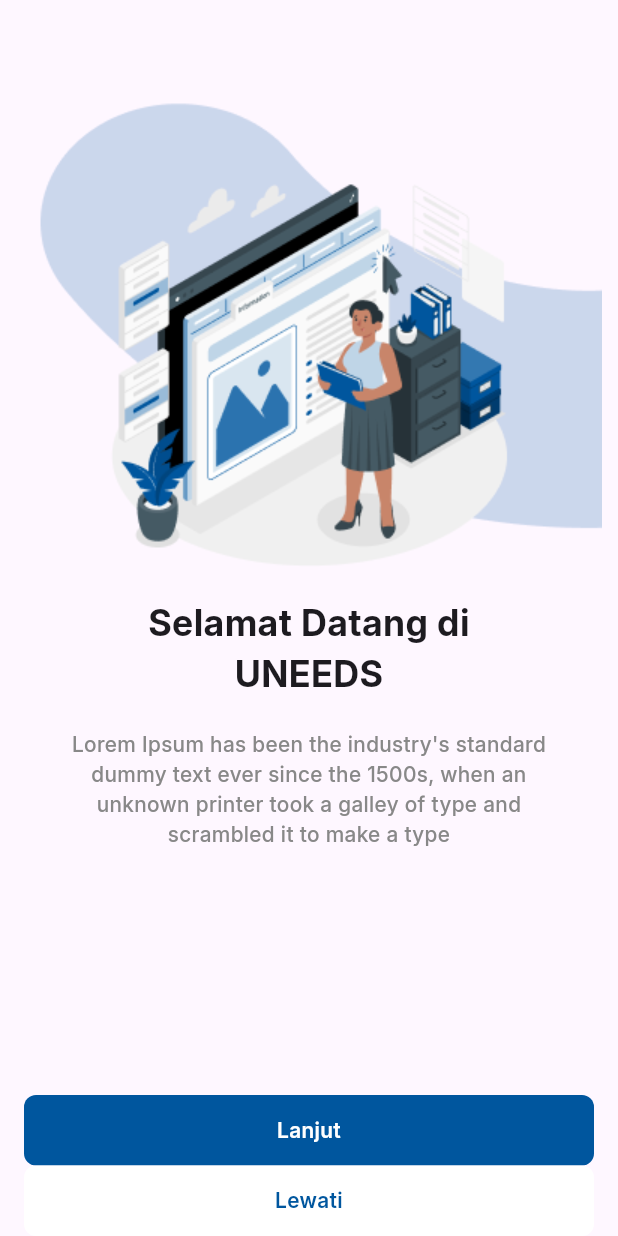
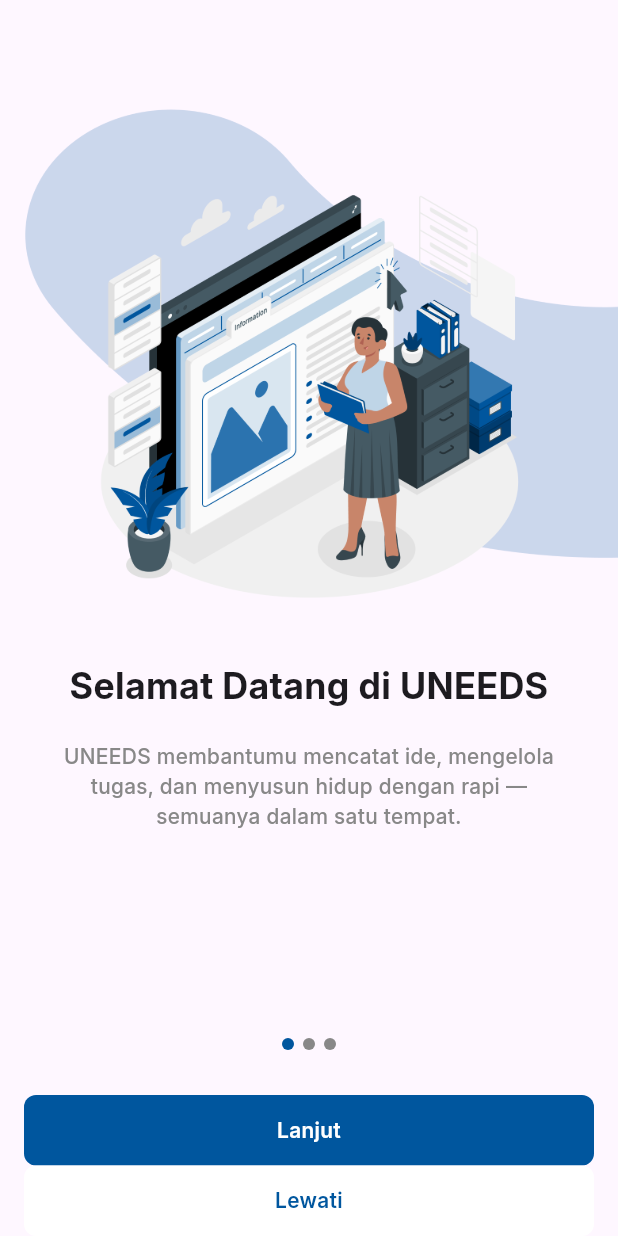
Before and after one commit to aryaprtm11/uneeds, a Flutter app: the screen it shows after launch, on a phone screen of 412 x 824 dp. Run offline on Flutter 3.47's test engine with Material 3 defaults, Android fonts, the phone set to English and light mode, and no system bars.

Commit message:
add indikator

```diff
--- a/uneeds/lib/views/onboarding.dart
+++ b/uneeds/lib/views/onboarding.dart
@@ -1,5 +1,26 @@
 import 'package:flutter/material.dart';
 import 'package:uneeds/utils/color.dart';
+
+List onboardingData = [
+  {
+    "image": "assets/gambar/welcome-1.png",
+    "title": "Selamat Datang di UNEEDS",
+    "deskripsi":
+        "UNEEDS membantumu mencatat ide, mengelola tugas, dan menyusun hidup dengan rapi — semuanya dalam satu tempat.",
+  },
+  {
+    "image": "assets/gambar/welcome-2.png",
+    "title": "Fleksibel. Personal. Terstruktur.",
+    "deskripsi":
+        "Buat halaman sesuai kebutuhanmu: catatan, to-do list, proyek kerja, hingga jurnal harian. Semua bisa disesuaikan.",
+  },
+  {
+    "image": "assets/gambar/welcome-3.png",
+    "title": "Kolaborasi Tanpa Batas",
+    "deskripsi":
+        "Undang tim atau teman, berbagi ide, dan bekerjalah bersama secara real-time. UNEEDS bikin kerja jadi lebih menyatu.",
+  },
+];
 
 class OnboardingView extends StatefulWidget {
   const OnboardingView({super.key});
@@ -16,10 +37,14 @@ class _OnboardingViewState extends State<OnboardingView> {
         children: [
           Expanded(
             child: PageView.builder(
+              itemCount: onboardingData.length,
               itemBuilder: (_, i) {
                 return Column(
                   children: [
-                    Image.asset("assets/gambar/welcome-${i + 1}.png"),
+                    Padding(
+                      padding: const EdgeInsets.only(bottom: 20.0),
+                      child: Image.asset(onboardingData[i]["image"]),
+                    ),
 
                     Padding(
                       padding: const EdgeInsets.fromLTRB(16, 8, 16, 0),
@@ -28,7 +53,7 @@ class _OnboardingViewState extends State<OnboardingView> {
                           Padding(
                             padding: const EdgeInsets.only(bottom: 20.0),
                             child: Text(
-                              "Selamat Datang di\nUNEEDS",
+                              onboardingData[i]["title"],
                               textAlign: TextAlign.center,
                               style: TextStyle(
                                 fontFamily: "InterBold",
@@ -42,7 +67,7 @@ class _OnboardingViewState extends State<OnboardingView> {
                               horizontal: 16.0,
                             ),
                             child: Text(
-                              "Lorem Ipsum has been the industry's standard dummy text ever since the 1500s, when an unknown printer took a galley of type and scrambled it to make a type",
+                              onboardingData[i]["deskripsi"],
                               textAlign: TextAlign.center,
                               style: TextStyle(
                                 fontFamily: "InterMedium",
@@ -63,10 +88,45 @@ class _OnboardingViewState extends State<OnboardingView> {
           Column(
             children: [
               Padding(
+                padding: const EdgeInsets.symmetric(vertical: 30),
+                child: Wrap(
+                  spacing: 6,
+                  // mainAxisAlignment: MainAxisAlignment.center,
+                  children: [
+                    Container(
+                      decoration: BoxDecoration(
+                        color: blueColor,
+                        borderRadius: BorderRadius.circular(8),
+                      ),
+                      height: 8,
+                      width: 8,
+                    ),
+
+                    Container(
+                      decoration: BoxDecoration(
+                        color: fontGrayColor,
+                        borderRadius: BorderRadius.circular(8),
+                      ),
+                      height: 8,
+                      width: 8,
+                    ),
+
+                    Container(
+                      decoration: BoxDecoration(
+                        color: fontGrayColor,
+                        borderRadius: BorderRadius.circular(8),
+                      ),
+                      height: 8,
+                      width: 8,
+                    ),
+                  ],
+                ),
+              ),
+              Padding(
                 padding: EdgeInsets.symmetric(horizontal: 16),
                 child: GestureDetector(
                   onTap: () {
-                    print("lanjut");
+                    // print("lanjut");
                   },
                   child: Container(
                     width: double.infinity,
@@ -92,7 +152,7 @@ class _OnboardingViewState extends State<OnboardingView> {
                 padding: EdgeInsets.symmetric(horizontal: 16),
                 child: GestureDetector(
                   onTap: () {
-                    print("lewati");
+                    // print("lewati");
                   },
                   child: Container(
                     width: double.infinity,
```
Also changed, not shown: uneeds/assets/gambar/welcome-1.png, uneeds/assets/gambar/welcome-3.png.
